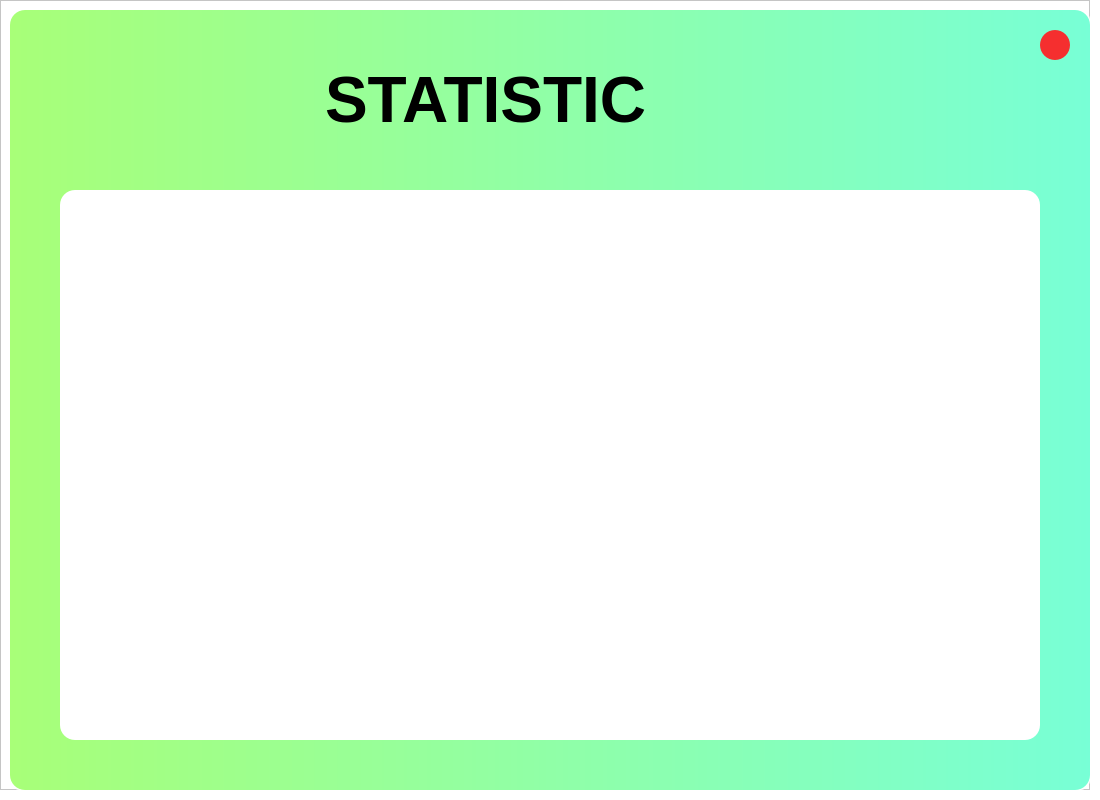
Qt form app/component/MainGUI_t_2.ui (tblexcelsior/SmartBin) before a commit.
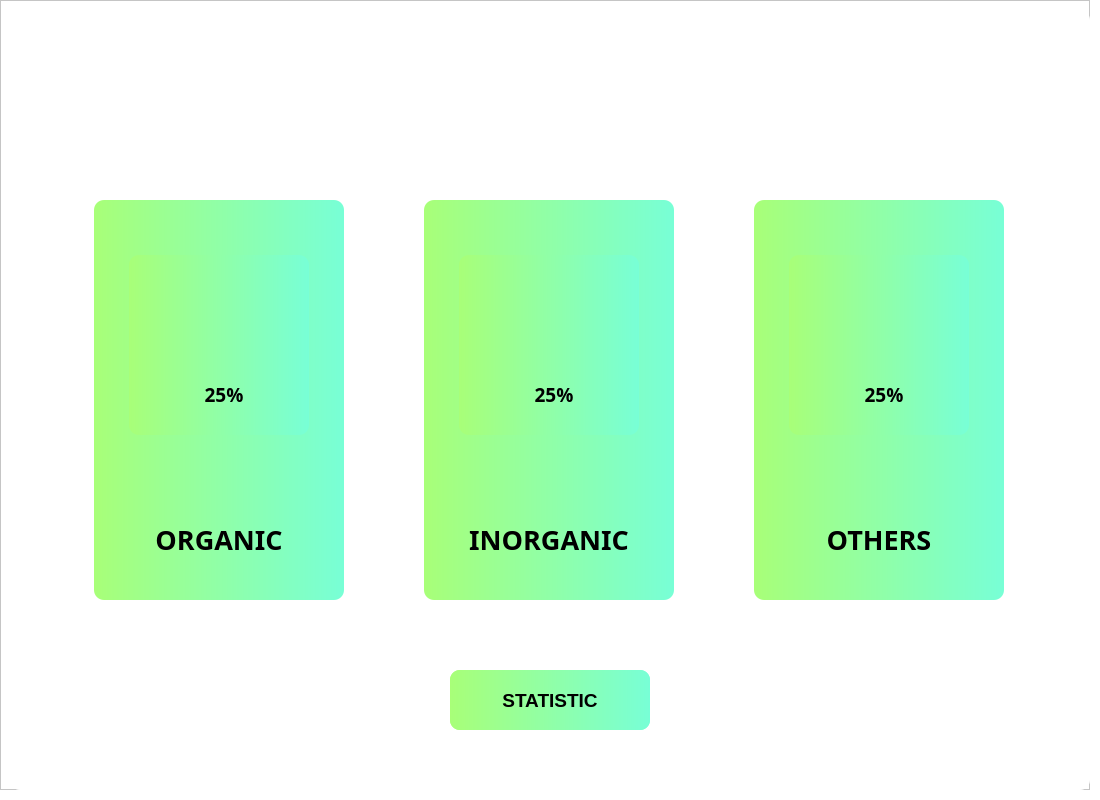
The same form after that commit. Icons and pictures are not drawn.

What changed in the file:
```diff
--- a/app/component/MainGUI_t_2.ui
+++ b/app/component/MainGUI_t_2.ui
@@ -75,9 +75,15 @@
        <property name="frameShadow">
         <enum>QFrame::Raised</enum>
        </property>
-       <layout class="QHBoxLayout" name="horizontalLayout_2">
-        <item>
          <widget class="QFrame" name="type_1">
+        <property name="geometry">
+         <rect>
+          <x>84</x>
+          <y>190</y>
+          <width>250</width>
+          <height>400</height>
+         </rect>
+        </property>
           <property name="minimumSize">
            <size>
             <width>250</width>
@@ -223,9 +229,15 @@
            </property>
           </widget>
          </widget>
-        </item>
-        <item>
          <widget class="QFrame" name="type_2">
+        <property name="geometry">
+         <rect>
+          <x>414</x>
+          <y>190</y>
+          <width>250</width>
+          <height>400</height>
+         </rect>
+        </property>
           <property name="minimumSize">
            <size>
             <width>250</width>
@@ -368,9 +380,15 @@
            </property>
           </widget>
          </widget>
-        </item>
-        <item>
          <widget class="QFrame" name="type_3">
+        <property name="geometry">
+         <rect>
+          <x>744</x>
+          <y>190</y>
+          <width>250</width>
+          <height>400</height>
+         </rect>
+        </property>
           <property name="minimumSize">
            <size>
             <width>250</width>
@@ -513,8 +531,49 @@
            </property>
           </widget>
          </widget>
-        </item>
-       </layout>
+       <widget class="QFrame" name="stat_frame">
+        <property name="geometry">
+         <rect>
+          <x>440</x>
+          <y>660</y>
+          <width>200</width>
+          <height>60</height>
+         </rect>
+        </property>
+        <property name="styleSheet">
+         <string notr="true">background-color: qlineargradient(spread:pad, x1:0, y1:0, x2:1, y2:0, stop:0 rgba(168, 255, 120, 255), stop:1 rgba(120, 255, 214, 255));
+</string>
+        </property>
+        <property name="frameShape">
+         <enum>QFrame::StyledPanel</enum>
+        </property>
+        <property name="frameShadow">
+         <enum>QFrame::Raised</enum>
+        </property>
+        <widget class="QLabel" name="label_3">
+         <property name="geometry">
+          <rect>
+           <x>0</x>
+           <y>0</y>
+           <width>200</width>
+           <height>60</height>
+          </rect>
+         </property>
+         <property name="font">
+          <font>
+           <pointsize>14</pointsize>
+           <weight>75</weight>
+           <bold>true</bold>
+          </font>
+         </property>
+         <property name="text">
+          <string>STATISTIC</string>
+         </property>
+         <property name="alignment">
+          <set>Qt::AlignCenter</set>
+         </property>
+        </widget>
+       </widget>
       </widget>
       <widget class="QFrame" name="Chart">
        <property name="geometry">
@@ -540,7 +599,7 @@
         <property name="geometry">
          <rect>
           <x>315</x>
-          <y>40</y>
+          <y>20</y>
           <width>440</width>
           <height>100</height>
          </rect>
@@ -589,7 +648,112 @@
          <string notr="true">background-color: rgb(255, 255, 255);</string>
         </property>
        </widget>
-      </widget>
+       <widget class="QWidget" name="Toggle_Btn" native="true">
+        <property name="geometry">
+         <rect>
+          <x>50</x>
+          <y>130</y>
+          <width>100</width>
+          <height>40</height>
+         </rect>
+        </property>
+        <property name="styleSheet">
+         <string notr="true">background-color: rgb(255, 255, 255);
+border: 2px solid rgb(100, 107, 96);</string>
+        </property>
+        <widget class="QWidget" name="pos_1" native="true">
+         <property name="geometry">
+          <rect>
+           <x>0</x>
+           <y>0</y>
+           <width>50</width>
+           <height>40</height>
+          </rect>
+         </property>
+         <property name="styleSheet">
+          <string notr="true">background-color: qlineargradient(spread:pad, x1:0, y1:0, x2:1, y2:0, stop:0 rgba(168, 255, 120, 255), stop:1 rgba(120, 255, 214, 255));
+border: solid rgba(255, 255, 255, 0);
+margin: 2px;</string>
+         </property>
+        </widget>
+        <widget class="QLabel" name="Month">
+         <property name="geometry">
+          <rect>
+           <x>50</x>
+           <y>0</y>
+           <width>50</width>
+           <height>40</height>
+          </rect>
+         </property>
+         <property name="font">
+          <font>
+           <pointsize>8</pointsize>
+           <weight>75</weight>
+           <bold>true</bold>
+          </font>
+         </property>
+         <property name="styleSheet">
+          <string notr="true">background-color: rgba(255, 255, 255, 0);
+border-color: rgba(255, 255, 255, 0);
+</string>
+         </property>
+         <property name="text">
+          <string>M</string>
+         </property>
+         <property name="alignment">
+          <set>Qt::AlignCenter</set>
+         </property>
+        </widget>
+        <widget class="QLabel" name="Day">
+         <property name="geometry">
+          <rect>
+           <x>0</x>
+           <y>0</y>
+           <width>50</width>
+           <height>40</height>
+          </rect>
+         </property>
+         <property name="font">
+          <font>
+           <pointsize>8</pointsize>
+           <weight>75</weight>
+           <bold>true</bold>
+          </font>
+         </property>
+         <property name="styleSheet">
+          <string notr="true">background-color: rgba(255, 255, 255, 0);
+border-color: rgba(255, 255, 255, 0);
+</string>
+         </property>
+         <property name="text">
+          <string>D</string>
+         </property>
+         <property name="alignment">
+          <set>Qt::AlignCenter</set>
+         </property>
+        </widget>
+        <zorder>pos_1</zorder>
+        <zorder>Day</zorder>
+        <zorder>Month</zorder>
+       </widget>
+       <widget class="QDateEdit" name="dateEdit">
+        <property name="geometry">
+         <rect>
+          <x>170</x>
+          <y>130</y>
+          <width>130</width>
+          <height>40</height>
+         </rect>
+        </property>
+        <property name="styleSheet">
+         <string notr="true">background-color: rgb(255, 255, 255);
+border-radius: 5px;
+</string>
+        </property>
+       </widget>
+      </widget>
+      <zorder>Chart</zorder>
+      <zorder>drop_shadow_frame</zorder>
      </widget>
     </item>
    </layout>
```
Left out of the diff: 3 changed lines with no effect on the pictures. Lines whose indentation alone changed are shown as unchanged.
